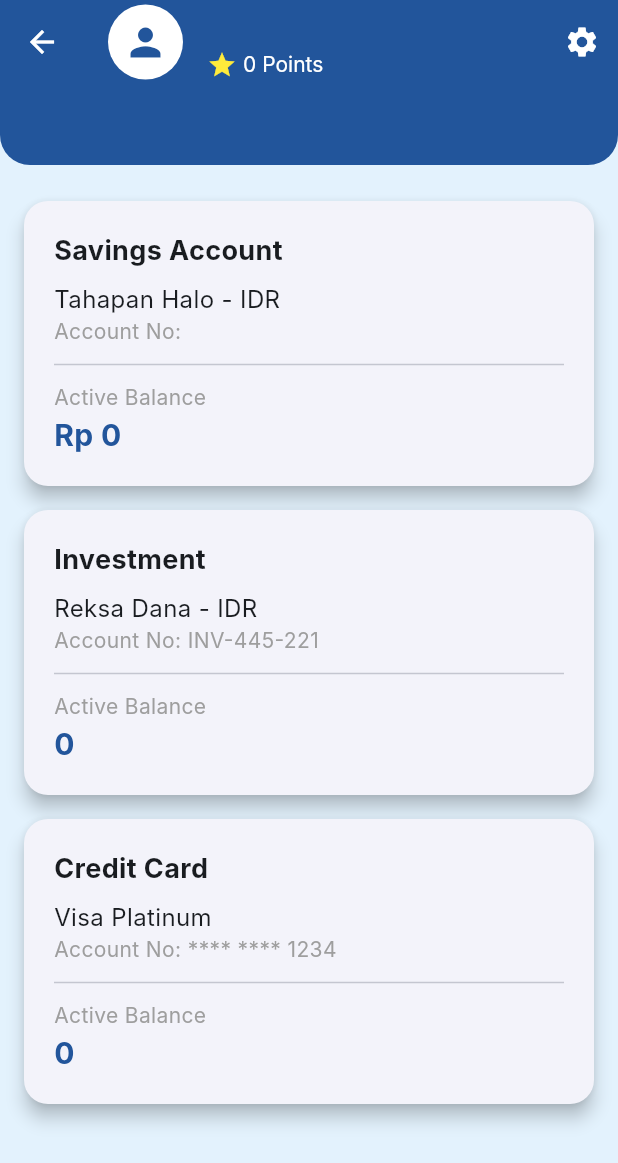
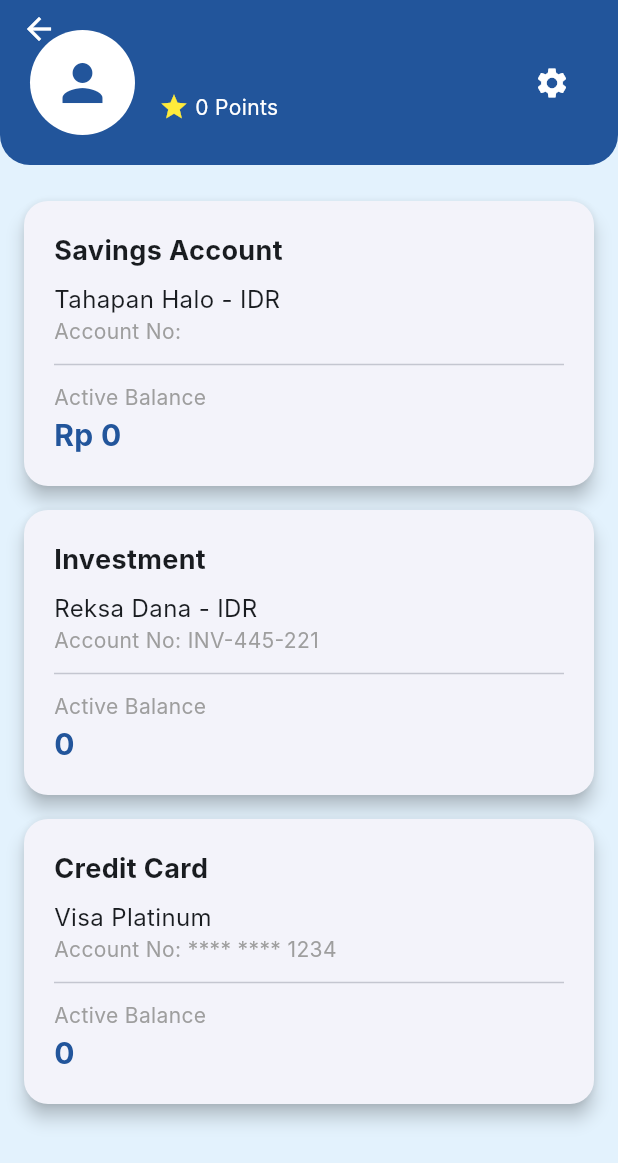
Before and after one commit to Raged9/MobileBankingFlutterApp, a Flutter app: the ProfilePage screen opened directly, on a phone screen of 412 x 824 dp. Shown: the top 1163 px of the screen. Run offline on Flutter 3.47's test engine with Material 3 defaults, Android fonts, the phone set to English and light mode, and no system bars; our stand-ins replace shared_preferences; accounts and stored records are empty; Roboto replaces fonts that are missing (Inter).

Commit message:
Commit 9b Christopher: Revisi Header ProfilePage

```diff
--- a/lib/screens/profile_page.dart
+++ b/lib/screens/profile_page.dart
@@ -1,5 +1,4 @@
 import 'package:flutter/material.dart';
-import 'package:flutter/services.dart';
 import 'package:intl/intl.dart';
 import 'package:provider/provider.dart';
 import '../providers/user_data_provider.dart';
@@ -10,6 +9,7 @@
 
   @override
   Widget build(BuildContext context) {
+
     final userData = Provider.of<UserDataProvider>(context).userData;
 
     final currencyFormatter =
@@ -17,38 +17,34 @@
 
     return Scaffold(
       backgroundColor: Colors.blue[50],
-      appBar: PreferredSize(
-        preferredSize: const Size.fromHeight(110.0),
-        child: AppBar(
-          systemOverlayStyle: SystemUiOverlayStyle.light,
-          backgroundColor: const Color.fromARGB(255, 34, 85, 155),
-          elevation: 0,
-          iconTheme: const IconThemeData(color: Colors.white),
-          actions: [
-            IconButton(
-              icon: const Icon(Icons.settings, color: Colors.white),
-              onPressed: () {
-                Navigator.push(
-                  context,
-                  MaterialPageRoute(builder: (context) => const SettingsScreen()),
-                );
-              },
-            ),
-          ],
-          shape: const RoundedRectangleBorder(
-            borderRadius: BorderRadius.vertical(
-              bottom: Radius.circular(20),
+      body: Container(
+        color: const Color.fromARGB(255, 34, 85, 155),
+        child: SafeArea(
+          bottom: false,
+          child: Container(
+            color: Colors.blue[50],
+            child: SingleChildScrollView(
+              child: Column(
+                children: [
+                  Stack(
+                    children: [
+                      Container(
+                        padding: const EdgeInsets.all(20),
+                        decoration: const BoxDecoration(
+                          color: Color.fromARGB(255, 34, 85, 155),
+                          borderRadius: BorderRadius.only(
+                            bottomLeft: Radius.circular(20),
+                            bottomRight: Radius.circular(20),
                           ),
                         ),
-          title: Row(
-            crossAxisAlignment: CrossAxisAlignment.center,
+                        child: Row(
                           children: [
                             const CircleAvatar(
-                radius: 25,
-                backgroundColor: Colors.white,
+                              radius: 35,
+                              backgroundColor: Colors.white, // background icon
                               child: Icon(
-                  Icons.person,
-                  size: 30,
+                                Icons.person, // icon user polos
+                                size: 40,
                                 color: Color.fromARGB(255, 34, 85, 155),
                               ),
                             ),
@@ -56,21 +52,20 @@
                             Expanded(
                               child: Column(
                                 crossAxisAlignment: CrossAxisAlignment.start,
-                  mainAxisAlignment: MainAxisAlignment.center,
                                 children: [
                                   Text(
-                      userData?.name ?? 'Guest',
+                                    userData?.name ?? 'Guest', // Gunakan data dari provider
                                     style: const TextStyle(
                                       color: Colors.white,
                                       fontSize: 20,
                                       fontWeight: FontWeight.bold,
                                     ),
-                      overflow: TextOverflow.ellipsis,
                                   ),
                                   const SizedBox(height: 4),
                                   Row(
                                     children: const [
-                        Icon(Icons.star, color: Colors.yellow, size: 20),
+                                      Icon(Icons.star,
+                                          color: Colors.yellow, size: 20),
                                       SizedBox(width: 4),
                                       Text(
                                         "0 Points",
@@ -84,13 +79,30 @@
                                 ],
                               ),
                             ),
+                            IconButton(
+                              icon: const Icon(Icons.settings, color: Colors.white),
+                              onPressed: () {
+                                Navigator.push(
+                                  context,
+                                  MaterialPageRoute(
+                                      builder: (context) => const SettingsScreen()),
+                                );
+                              },
+                            ),
                           ],
                         ),
                       ),
+
+                      Positioned(
+                        top: -5,
+                        left: 2,
+                        child: IconButton(
+                          icon: const Icon(Icons.arrow_back, color: Colors.white),
+                          onPressed: () => Navigator.of(context).pop(),
                         ),
-      body: SingleChildScrollView(
-        child: Column(
-          children: [
+                      ),
+                    ],
+                  ),
                   const SizedBox(height: 16),
                   _buildCard(
                     title: "Savings Account",
@@ -112,6 +124,9 @@
                   ),
                   const SizedBox(height: 20),
                 ],
+              ),
+            ),
+          ),
         ),
       ),
     );
```
Lines whose indentation alone changed are shown as unchanged.
